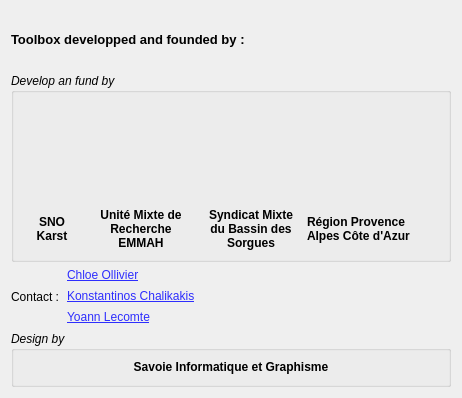
Qt form A_propos.ui (Paprika-plugins/PaPRIKa) before a commit.
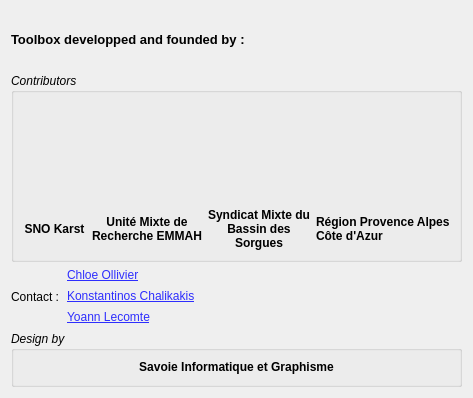
The same form after that commit. Icons and pictures are not drawn.

Commit message: Texte a propos, replace develop and funf by contributors

Diff of the .ui file:
```diff
--- a/A_propos.ui
+++ b/A_propos.ui
@@ -6,7 +6,7 @@
    <rect>
     <x>0</x>
     <y>0</y>
-    <width>462</width>
+    <width>473</width>
     <height>398</height>
    </rect>
   </property>
@@ -40,7 +40,7 @@
           </font>
          </property>
          <property name="title">
-          <string>Develop an fund by</string>
+          <string>Contributors</string>
          </property>
          <layout class="QGridLayout" name="gridLayout_2">
           <item row="0" column="0">
```
